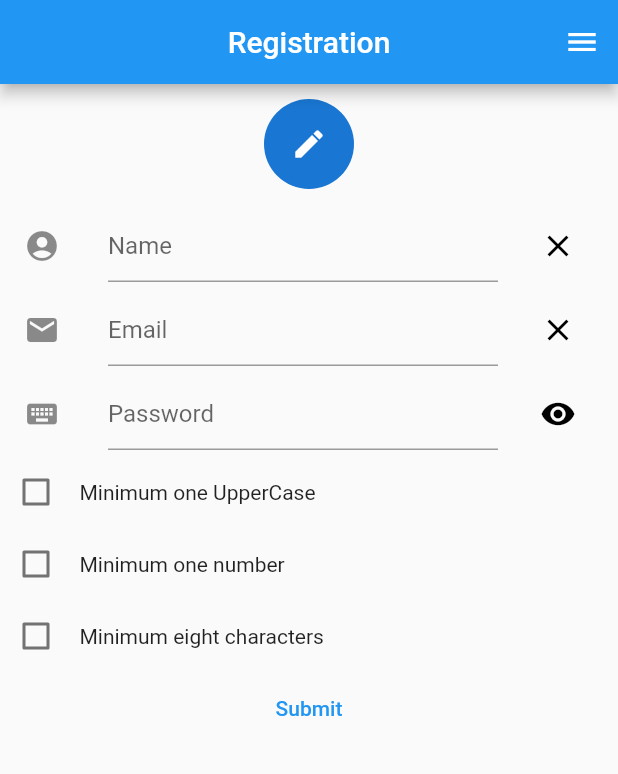
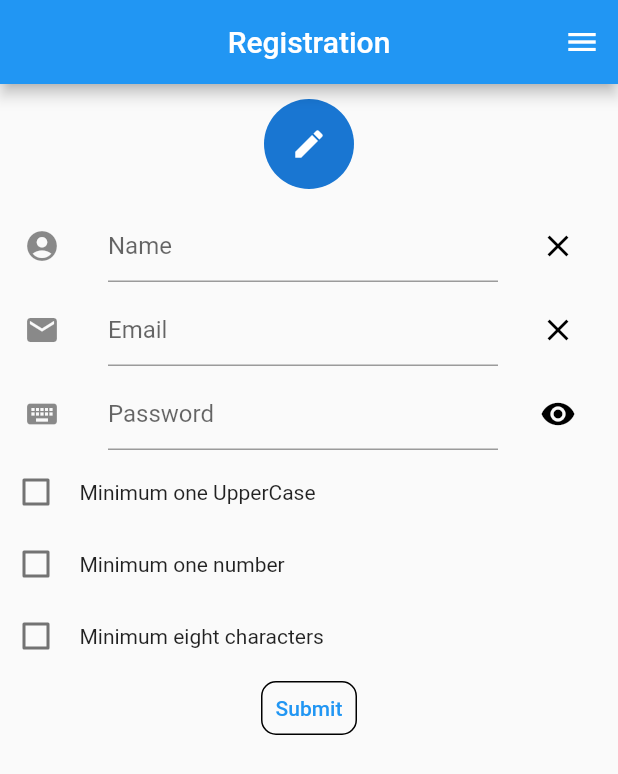
Before and after one commit to VarunS9000/CSI-Flutter-Workshop, a Flutter app: the screen it shows after launch, on a phone screen of 412 x 824 dp. Shown: the top 774 px of the screen. Run offline on Flutter 3.47's test engine with Material 2 defaults, Android fonts, the phone set to English and light mode, and no system bars; accounts and stored records are empty.

Commit message:
Add border to button

```diff
--- a/lib/registration_screen.dart
+++ b/lib/registration_screen.dart
@@ -142,7 +142,14 @@ class _RegistrationScreenState extends State<RegistrationScreen> {
             checkBoxElement('Minimum eight characters', 2),
 
             TextButton(
-
+              style: ButtonStyle(
+                shape:MaterialStateProperty.all<RoundedRectangleBorder>(
+                  RoundedRectangleBorder(
+                    borderRadius:BorderRadius.circular(10),
+                    side:  const BorderSide()
+                  )
+                )
+              ),
               onPressed: (){
                 Navigator.pushNamed(context, '/congratulations',arguments: {
                   'name':name.text,
```
